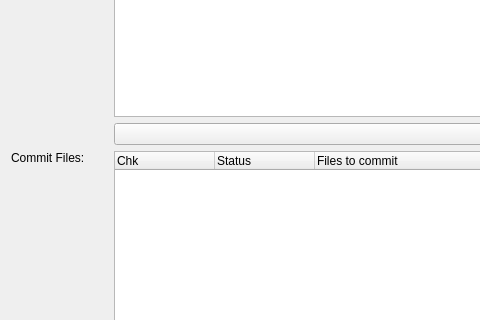
The window that plugins/subversion/ui/commitdialog.ui (KDE/kdevelop) describes before a commit, drawn with Qt 5; both pictures show x 0 to 480 and y 92 to 412 of the 706 by 493 pixel window.
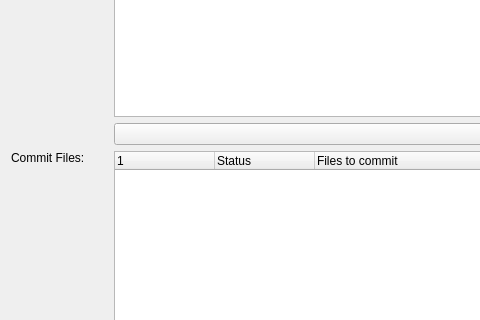
The same window after the commit. Custom widgets are drawn as their Qt base class.

Commit message: Remove the header for the checkbox, it should be pretty obvious what it is there for. Use project-relative path for the items in the list, if a project can be found for them.

What changed in the file:
```diff
--- a/plugins/subversion/ui/commitdialog.ui
+++ b/plugins/subversion/ui/commitdialog.ui
@@ -72,7 +72,7 @@
      </property>
      <column>
       <property name="text" >
-       <string>Chk</string>
+       <string/>
       </property>
      </column>
      <column>
```
Left out of the diff: 7 changed lines with no effect on the pictures. The commit also changes 1 other file.
